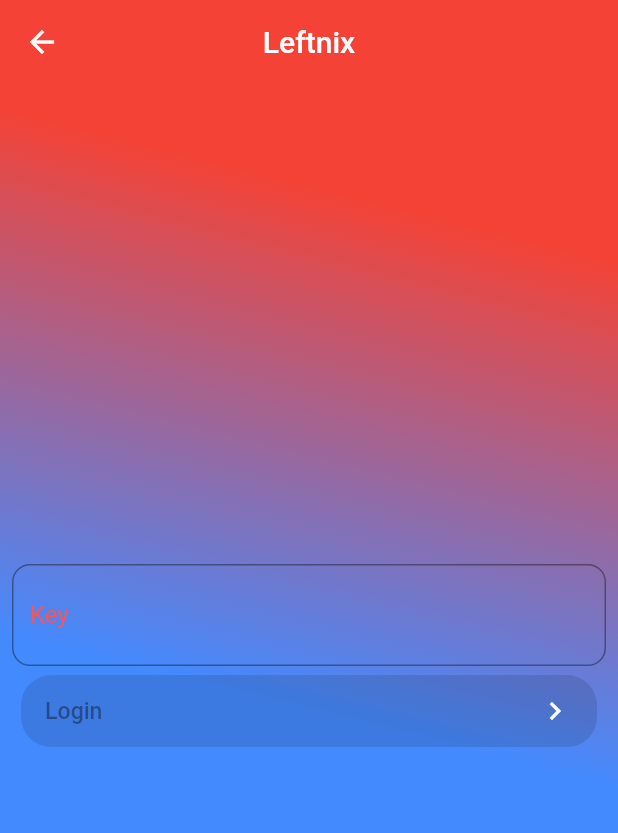
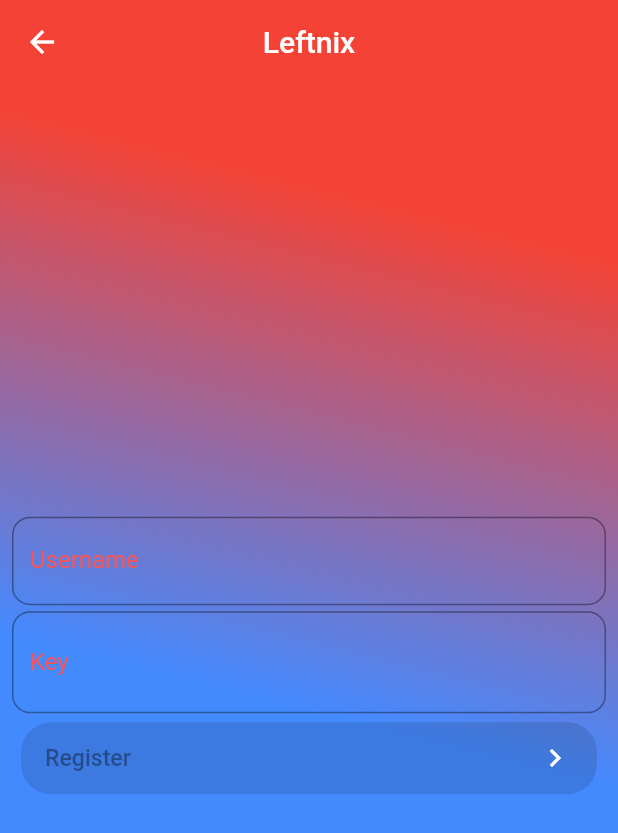
Before and after one commit to samuzaffar99/leftnix, a Flutter app: the RegistrationPage screen opened by its route, on a phone screen of 412 x 824 dp. Shown: the top 833 px of the screen. Run offline on Flutter 3.47's test engine with Material 2 defaults, Android fonts, the light colour scheme and no system bars; drawn by our look-alikes of reactive_forms; our stand-ins replace get; missing offline and left inert: web3dart.

Commit message:
add username and update registration page

```diff
--- a/lib/pages/register.dart
+++ b/lib/pages/register.dart
@@ -42,6 +42,12 @@ class RegistrationPage extends StatelessWidget {
 class RegistrationController extends GetxController {
   final registrationForm = fb.group(
     {
+      "username": [
+        "",
+        Validators.required,
+        Validators.minLength(3),
+        Validators.maxLength(32),
+      ],
       "key": [
         "",
         Validators.required,
@@ -72,13 +78,18 @@ class RegistrationForm extends GetView<RegistrationController> {
       formGroup: controller.registrationForm,
       child: Column(
         children: [
+          const CustomTextField(
+            formControlName: 'username',
+            labelText: "Username",
+          ),
+          const VBox(4),
           const CustomPasswordTextField(
             formControlName: 'key',
             labelText: "Key",
           ),
           ConsumerCustomButton(
             onValidPressed: () => controller.register(),
-            labelText: "Login",
+            labelText: "Register",
           ),
         ],
       ),
```
